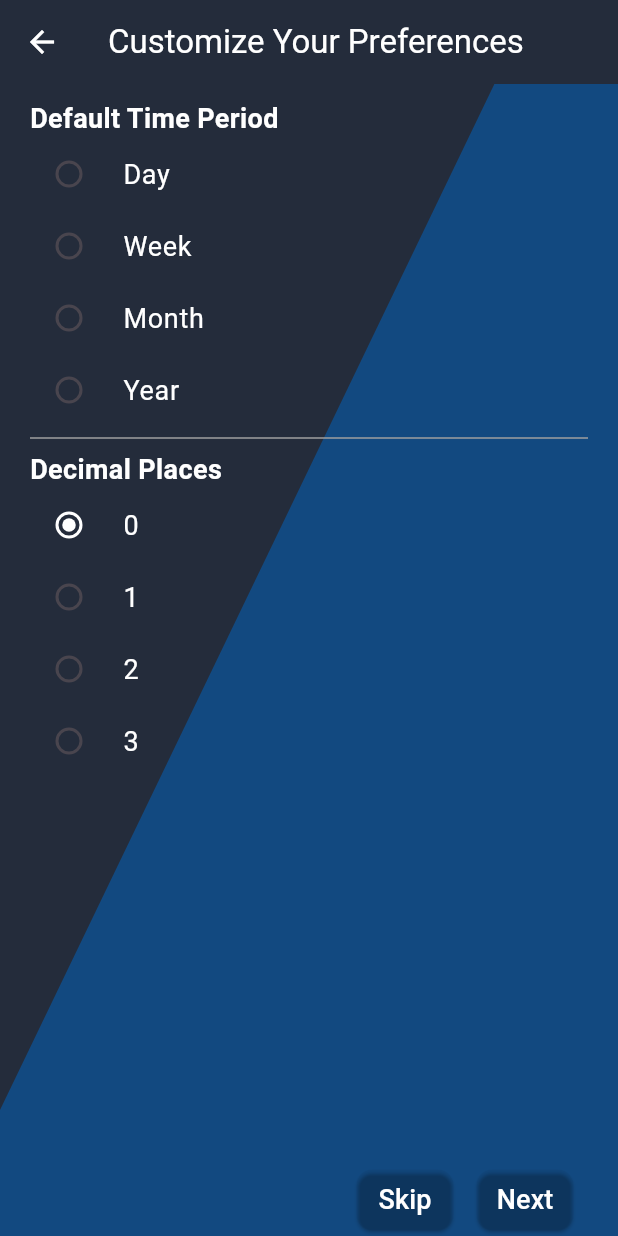
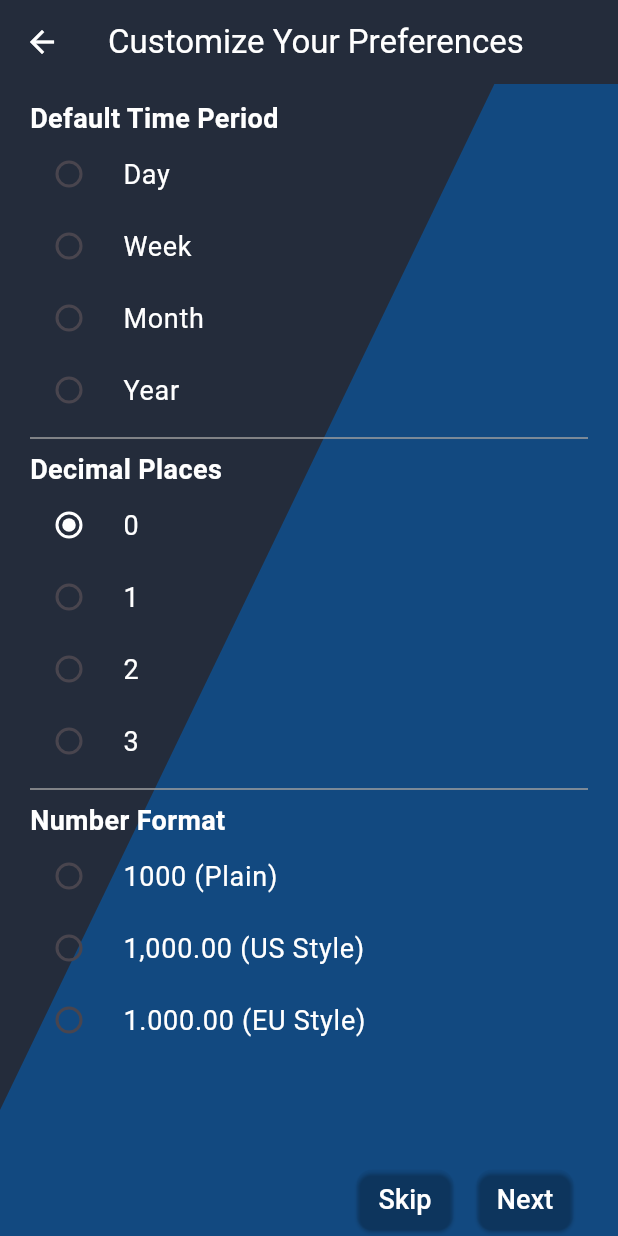
Before and after one commit to madushanka20161/money_manager, a Flutter app: the DefaultConfig screen opened directly, on a phone screen of 412 x 824 dp. Run offline on Flutter 3.47's test engine with Material 3 defaults, Android fonts, the phone set to English and light mode, and no system bars; our stand-ins replace fl_chart, flutter_local_notifications, google_sign_in, hive_flutter; accounts and stored records are empty; statements that could not run were skipped.

Commit message:
Default configuration - Number Separation Style|30

```diff
--- a/lib/enum/index.dart
+++ b/lib/enum/index.dart
@@ -56,20 +56,20 @@ extension CategoryLimitTypeExtension on CategoryLimitType {
 }
 
 enum NumberSelectionStyleType {
-  none,
-  comma,
-  dot,
+  plane,
+  us,
+  eu,
 }
 
 extension NumberSelectionStyleTypeExtension on NumberSelectionStyleType {
   String get displayName {
     switch (this) {
-      case NumberSelectionStyleType.none:
-        return 'none';
-      case NumberSelectionStyleType.comma:
-        return 'comma';
-      case NumberSelectionStyleType.dot:
-        return 'dot';
+      case NumberSelectionStyleType.plane:
+        return '1000 (Plain)';
+      case NumberSelectionStyleType.us:
+        return '1,000.00 (US Style)';
+      case NumberSelectionStyleType.eu:
+        return '1.000.00 (EU Style)';
     }
   }
 }
--- a/lib/service/auth_service.dart
+++ b/lib/service/auth_service.dart
@@ -138,7 +138,7 @@ class AuthService {
       defaultTimePeriod = TimePeriod.month.displayName;
       defaultCurrency = 'USD';
       defaultDecimalPlace = '2';
-      defaultNumberSeperationStyle = NumberSelectionStyleType.comma.displayName;
+      defaultNumberSeperationStyle = NumberSelectionStyleType.us.toString();
     }
 
     DefaultDto defaultDto = DefaultDto(
--- a/lib/service/shared_service.dart
+++ b/lib/service/shared_service.dart
@@ -214,6 +214,11 @@ class SharedService {
     _updateDefaultStore();
   }
 
+  void updateDefaultNumberFormatStyle(String numberFormat) {
+    UserStateService.instance.setDefaultNumberFormatStyle(numberFormat);
+    _updateDefaultStore();
+  }
+
   void _updateCategoryStore() {
     String categoryString = jsonEncode(appState!.categories);
     categoryString = _bindVersionInToData(categoryString);
--- a/lib/service/userstate_service.dart
+++ b/lib/service/userstate_service.dart
@@ -32,6 +32,10 @@ class UserStateService {
     _defaultDecimalPlace = int.parse(decimalPlaces);
   }
 
+  void setDefaultNumberFormatStyle(String numberFormat) {
+    _defaultNumberSeperationStyle = numberFormat;
+  }
+
   String? get defaultTimePeriod => _defaultTimePeriod;
   String? get defaultCurrency => _defaultCurrency;
   String? get defaultNumberSeperationStyle => _defaultNumberSeperationStyle;
--- a/lib/widget/default/default-config.dart
+++ b/lib/widget/default/default-config.dart
@@ -3,6 +3,7 @@ import 'package:money_manager_3/helper/config.dart';
 import 'package:money_manager_3/service/shared_service.dart';
 import 'package:money_manager_3/state/app_state.dart';
 import 'package:money_manager_3/widget/default/default-decimal-places.dart';
+import 'package:money_manager_3/widget/default/default-number-format.dart';
 import 'package:money_manager_3/widget/default/default-time-period.dart';
 import 'package:provider/provider.dart';
 
@@ -16,6 +17,7 @@ class DefaultConfig extends StatefulWidget {
 class _DefaultConfigState extends State<DefaultConfig> {
   String? selectedTimePeriod;
   String? selectedDecimalPlaces;
+  String? selectedNumberFormat;
 
   @override
   Widget build(BuildContext context) {
@@ -28,7 +30,8 @@ class _DefaultConfigState extends State<DefaultConfig> {
       ),
       body: AppConfig.backgroundWrapper(
         context,
-          Column(
+        SingleChildScrollView(
+            child: Column(
           children: [
             DefaultTimePeriod(
               onChanged: (String value) {
@@ -38,9 +41,16 @@ class _DefaultConfigState extends State<DefaultConfig> {
             rednerHorizontalLine(),
             DefaultDecimalPlaces(onChanged: (String value) {
               selectedDecimalPlaces = value;
-              })
+            }),
+            rednerHorizontalLine(),
+            DefaultNumberFormat(
+              onChanged: (String value) {
+                selectedNumberFormat = value;
+              },
+            )
           ],
         )),
+      ),
       bottomNavigationBar: SafeArea(
         child: Container(
           color: Color.fromARGB(255, 18, 73, 128), // Transparent background
@@ -78,6 +88,11 @@ class _DefaultConfigState extends State<DefaultConfig> {
                         .updateDefaultDecimalPlaces(selectedDecimalPlaces!);
                   }
 
+                  if (selectedNumberFormat != null) {
+                    SharedService.instance
+                        .updateDefaultNumberFormatStyle(selectedNumberFormat!);
+                  }
+
                   appState.setIsFirstLogin(false);
                 },
                 child: Text(
--- /dev/null
+++ b/lib/widget/default/default-number-format.dart
@@ -0,0 +1,55 @@
+import 'package:flutter/material.dart';
+import 'package:money_manager_3/enum/index.dart';
+import 'package:money_manager_3/helper/config.dart';
+import 'package:money_manager_3/service/userstate_service.dart';
+import 'package:money_manager_3/widget/input/radio-group-input.dart';
+
+class DefaultNumberFormat extends StatefulWidget {
+  final ValueChanged<String> onChanged;
+
+  const DefaultNumberFormat({Key? key, required this.onChanged})
+      : super(key: key);
+
+  @override
+  _DefaultNumberFormatState createState() => _DefaultNumberFormatState();
+}
+
+class _DefaultNumberFormatState extends State<DefaultNumberFormat> {
+  String _numberFormat = '';
+
+  final List<Map<String, String>> options =
+      NumberSelectionStyleType.values.map((e) {
+    return {
+      'option': e.displayName,
+      'value': e.toString(),
+    };
+  }).toList();
+
+  @override
+  void initState() {
+    super.initState();
+    _numberFormat = UserStateService.instance.defaultNumberSeperationStyle!;
+  }
+
+  @override
+  Widget build(BuildContext context) {
+    return Column(
+      crossAxisAlignment: CrossAxisAlignment.start,
+      children: [
+        Padding(
+          padding: EdgeInsets.only(left: AppConfig.padding),
+          child: Text(
+            'Number Format',
+            style: AppConfig.fontStyle.copyWith(fontWeight: FontWeight.bold),
+          ),
+        ),
+        RadioGroupInput(
+            options: options,
+            initialValue: _numberFormat,
+            onChanged: (String value) {
+              widget.onChanged(value);
+            }),
+      ],
+    );
+  }
+}
```
Lines whose indentation alone changed are shown as unchanged.
